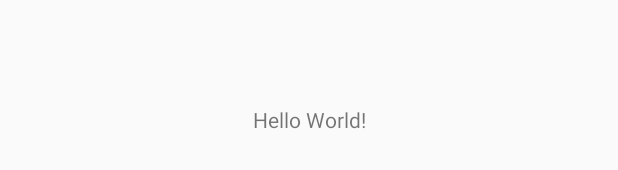
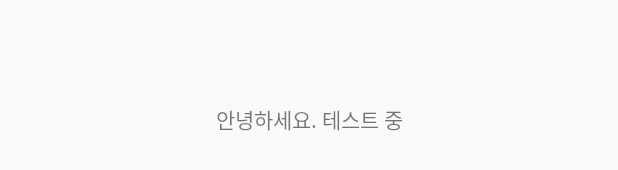
Before and after one commit to jin5578/NAMDAEIN, an Android app: the layout activity_main.xml on its own in the app's theme, with its tools: preview values and no code run, on a phone screen of 412 x 824 dp. Shown: the part 499-669 px from the top of the screen. Run offline under Robolectric (Android 15) with nearby library versions, the phone set to English and light mode, and no system bars.

Commit message:
Custom Font 적용

```diff
--- a/app/build.gradle
+++ b/app/build.gradle
@@ -8,7 +8,7 @@ android {
     compileSdkVersion 27
     defaultConfig {
         applicationId "com.tistory.jeongs0222.namdaein"
-        minSdkVersion 15
+        minSdkVersion 16
         targetSdkVersion 27
         versionCode 1
         versionName "1.0"
--- a/app/src/main/AndroidManifest.xml
+++ b/app/src/main/AndroidManifest.xml
@@ -9,7 +9,7 @@
         android:roundIcon="@mipmap/ic_launcher_round"
         android:supportsRtl="true"
         android:theme="@style/AppTheme">
-        <activity android:name=".MainActivity">
+        <activity android:name=".ui.main.MainActivity">
             <intent-filter>
                 <action android:name="android.intent.action.MAIN" />
 
--- a/app/src/main/java/com/tistory/jeongs0222/namdaein/MainActivity.kt
+++ b/app/src/main/java/com/tistory/jeongs0222/namdaein/ui/main/MainActivity.kt
@@ -1,7 +1,8 @@
-package com.tistory.jeongs0222.namdaein
+package com.tistory.jeongs0222.namdaein.ui.main
 
 import android.support.v7.app.AppCompatActivity
 import android.os.Bundle
+import com.tistory.jeongs0222.namdaein.R
 
 class MainActivity : AppCompatActivity() {
 
--- /dev/null
+++ b/app/src/main/res/font/fonts.xml
@@ -0,0 +1,9 @@
+<?xml version="1.0" encoding="utf-8"?>
+<font-family
+    xmlns:android="http://schemas.android.com/apk/res/android"
+    xmlns:app="http://schemas.android.com/apk/res-auto">
+
+    <font android:fontStyle="normal" android:fontWeight="400" android:font="@font/goyang"
+        app:fontStyle="normal" app:fontWeight="400" app:font="@font/goyang"/>
+
+</font-family>
--- a/app/src/main/res/layout/activity_main.xml
+++ b/app/src/main/res/layout/activity_main.xml
@@ -4,12 +4,14 @@
     xmlns:tools="http://schemas.android.com/tools"
     android:layout_width="match_parent"
     android:layout_height="match_parent"
-    tools:context=".MainActivity">
+    tools:context=".ui.main.MainActivity">
 
     <TextView
         android:layout_width="wrap_content"
         android:layout_height="wrap_content"
-        android:text="Hello World!"
+        android:text="안녕하세요. 테스트 중"
+        android:textStyle="normal"
+        android:fontFamily="@font/fonts"
         app:layout_constraintBottom_toBottomOf="parent"
         app:layout_constraintLeft_toLeftOf="parent"
         app:layout_constraintRight_toRightOf="parent"
--- a/app/src/main/res/values/colors.xml
+++ b/app/src/main/res/values/colors.xml
@@ -3,4 +3,7 @@
     <color name="colorPrimary">#3F51B5</color>
     <color name="colorPrimaryDark">#303F9F</color>
     <color name="colorAccent">#FF4081</color>
+
+    <color name="colorBlack">#000000</color>
+    <color name="colorWhite">#FFFFFF</color>
 </resources>
--- a/app/src/main/res/values/styles.xml
+++ b/app/src/main/res/values/styles.xml
@@ -1,11 +1,17 @@
 <resources>
 
     <!-- Base application theme. -->
-    <style name="AppTheme" parent="Theme.AppCompat.Light.DarkActionBar">
+    <style name="AppTheme" parent="Theme.AppCompat.Light.NoActionBar">
         <!-- Customize your theme here. -->
         <item name="colorPrimary">@color/colorPrimary</item>
         <item name="colorPrimaryDark">@color/colorPrimaryDark</item>
         <item name="colorAccent">@color/colorAccent</item>
+
+        <item name="android:textViewStyle">@style/TextViewStyle</item>
+    </style>
+
+    <style name="TextViewStyle" parent="@android:style/Widget.DeviceDefault.TextView">
+        <item name="android:fontFamily">@fonts/goyang</item>
     </style>
 
 </resources>
```
Also changed, not shown: app/src/main/java/com/tistory/jeongs0222/namdaein/ui/splash/SplashActivity.kt (added, +12 -0 lines), 1 other file.
